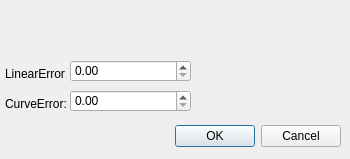
The window that src/OpenCOVER/DrivingSim/oddlot/src/gui/importsettings.ui (hlrs-vis/covise) describes before a commit, drawn with Qt 5.
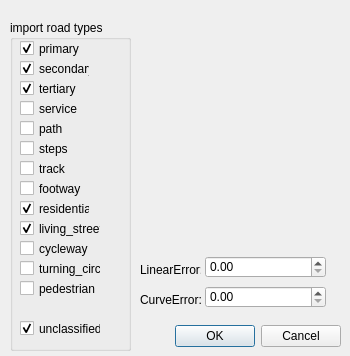
The same window after the commit.

Commit message: improved osm import fixed coredump if projection settings are wrong (TODO errormessage)

What changed in the file:
```diff
--- a/src/OpenCOVER/DrivingSim/oddlot/src/gui/importsettings.ui
+++ b/src/OpenCOVER/DrivingSim/oddlot/src/gui/importsettings.ui
@@ -7,7 +7,7 @@
     <x>0</x>
     <y>0</y>
     <width>350</width>
-    <height>159</height>
+    <height>356</height>
    </rect>
   </property>
   <property name="windowTitle">
@@ -17,7 +17,7 @@
    <property name="geometry">
     <rect>
      <x>0</x>
-     <y>120</y>
+     <y>320</y>
      <width>341</width>
      <height>32</height>
     </rect>
@@ -32,8 +32,8 @@
   <widget class="QDoubleSpinBox" name="LinearErrorSpin">
    <property name="geometry">
     <rect>
-     <x>70</x>
-     <y>60</y>
+     <x>205</x>
+     <y>256</y>
      <width>121</width>
      <height>22</height>
     </rect>
@@ -42,8 +42,8 @@
   <widget class="QLabel" name="label">
    <property name="geometry">
     <rect>
-     <x>5</x>
-     <y>64</y>
+     <x>140</x>
+     <y>260</y>
      <width>61</width>
      <height>20</height>
     </rect>
@@ -55,8 +55,8 @@
   <widget class="QLabel" name="label_2">
    <property name="geometry">
     <rect>
-     <x>5</x>
-     <y>94</y>
+     <x>140</x>
+     <y>290</y>
      <width>61</width>
      <height>20</height>
     </rect>
@@ -68,13 +68,226 @@
   <widget class="QDoubleSpinBox" name="CurveErrorSpin">
    <property name="geometry">
     <rect>
-     <x>70</x>
-     <y>90</y>
+     <x>205</x>
+     <y>286</y>
      <width>121</width>
      <height>22</height>
     </rect>
    </property>
   </widget>
+  <widget class="QGroupBox" name="groupBox">
+   <property name="geometry">
+    <rect>
+     <x>10</x>
+     <y>20</y>
+     <width>121</width>
+     <height>331</height>
+    </rect>
+   </property>
+   <property name="title">
+    <string>import road types</string>
+   </property>
+   <widget class="QCheckBox" name="primary_cb">
+    <property name="geometry">
+     <rect>
+      <x>10</x>
+      <y>20</y>
+      <width>70</width>
+      <height>17</height>
+     </rect>
+    </property>
+    <property name="text">
+     <string>primary</string>
+    </property>
+    <property name="checked">
+     <bool>true</bool>
+    </property>
+   </widget>
+   <widget class="QCheckBox" name="secondary_cb">
+    <property name="geometry">
+     <rect>
+      <x>10</x>
+      <y>40</y>
+      <width>70</width>
+      <height>17</height>
+     </rect>
+    </property>
+    <property name="text">
+     <string>secondary</string>
+    </property>
+    <property name="checked">
+     <bool>true</bool>
+    </property>
+   </widget>
+   <widget class="QCheckBox" name="tertiary_cb">
+    <property name="geometry">
+     <rect>
+      <x>10</x>
+      <y>60</y>
+      <width>70</width>
+      <height>17</height>
+     </rect>
+    </property>
+    <property name="text">
+     <string>tertiary</string>
+    </property>
+    <property name="checked">
+     <bool>true</bool>
+    </property>
+   </widget>
+   <widget class="QCheckBox" name="service_cb">
+    <property name="geometry">
+     <rect>
+      <x>10</x>
+      <y>80</y>
+      <width>70</width>
+      <height>17</height>
+     </rect>
+    </property>
+    <property name="text">
+     <string>service</string>
+    </property>
+   </widget>
+   <widget class="QCheckBox" name="path_cb">
+    <property name="geometry">
+     <rect>
+      <x>10</x>
+      <y>100</y>
+      <width>70</width>
+      <height>17</height>
+     </rect>
+    </property>
+    <property name="text">
+     <string>path</string>
+    </property>
+   </widget>
+   <widget class="QCheckBox" name="footway_cb">
+    <property name="geometry">
+     <rect>
+      <x>10</x>
+      <y>160</y>
+      <width>70</width>
+      <height>17</height>
+     </rect>
+    </property>
+    <property name="text">
+     <string>footway</string>
+    </property>
+   </widget>
+   <widget class="QCheckBox" name="track_cb">
+    <property name="geometry">
+     <rect>
+      <x>10</x>
+      <y>140</y>
+      <width>70</width>
+      <height>17</height>
+     </rect>
+    </property>
+    <property name="text">
+     <string>track</string>
+    </property>
+   </widget>
+   <widget class="QCheckBox" name="steps_cb">
+    <property name="geometry">
+     <rect>
+      <x>10</x>
+      <y>120</y>
+      <width>70</width>
+      <height>17</height>
+     </rect>
+    </property>
+    <property name="text">
+     <string>steps</string>
+    </property>
+   </widget>
+   <widget class="QCheckBox" name="residential_cb">
+    <property name="geometry">
+     <rect>
+      <x>10</x>
+      <y>180</y>
+      <width>70</width>
+      <height>17</height>
+     </rect>
+    </property>
+    <property name="text">
+     <string>residential</string>
+    </property>
+    <property name="checked">
+     <bool>true</bool>
+    </property>
+   </widget>
+   <widget class="QCheckBox" name="living_street_cb">
+    <property name="geometry">
+     <rect>
+      <x>10</x>
+      <y>200</y>
+      <width>81</width>
+      <height>17</height>
+     </rect>
+    </property>
+    <property name="text">
+     <string>living_street</string>
+    </property>
+    <property name="checked">
+     <bool>true</bool>
+    </property>
+   </widget>
+   <widget class="QCheckBox" name="cycleway_cb">
+    <property name="geometry">
+     <rect>
+      <x>10</x>
+      <y>220</y>
+      <width>81</width>
+      <height>17</height>
+     </rect>
+    </property>
+    <property name="text">
+     <string>cycleway</string>
+    </property>
+   </widget>
+   <widget class="QCheckBox" name="unclassified_cb">
+    <property name="geometry">
+     <rect>
+      <x>10</x>
+      <y>300</y>
+      <width>81</width>
+      <height>17</height>
+     </rect>
+    </property>
+    <property name="text">
+     <string>unclassified</string>
+    </property>
+    <property name="checked">
+     <bool>true</bool>
+    </property>
+   </widget>
+   <widget class="QCheckBox" name="turning_circle_cb">
+    <property name="geometry">
+     <rect>
+      <x>10</x>
+      <y>240</y>
+      <width>81</width>
+      <height>17</height>
+     </rect>
+    </property>
+    <property name="text">
+     <string>turning_circle</string>
+    </property>
+   </widget>
+   <widget class="QCheckBox" name="pedestrian_cb">
+    <property name="geometry">
+     <rect>
+      <x>10</x>
+      <y>260</y>
+      <width>81</width>
+      <height>17</height>
+     </rect>
+    </property>
+    <property name="text">
+     <string>pedestrian</string>
+    </property>
+   </widget>
+  </widget>
  </widget>
  <resources/>
  <connections>
```
The commit also changes 8 other files.
